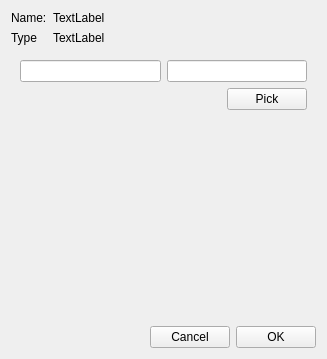
The window that Tools/ValkyrieEditor/ShaderGraph/EditResourceDefaultDialog.ui (marcellfischbach/CobaltSKY) describes before a commit, drawn with Qt 5.
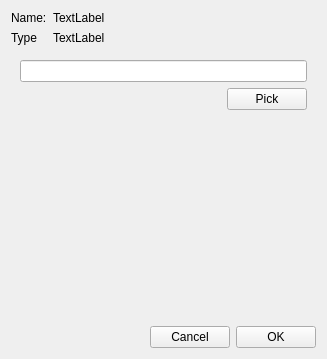
The same window after the commit.

Commit message: Fixed include problem with Qt-Headers. Added image for the texture node within the shader node graph.

```diff
--- a/Tools/ValkyrieEditor/ShaderGraph/EditResourceDefaultDialog.ui
+++ b/Tools/ValkyrieEditor/ShaderGraph/EditResourceDefaultDialog.ui
@@ -381,14 +381,7 @@
      <widget class="QWidget" name="pageTexture">
       <layout class="QGridLayout" name="gridLayout_12">
        <item row="0" column="0" colspan="2">
-        <layout class="QHBoxLayout" name="horizontalLayout_2">
-         <item>
           <widget class="QLineEdit" name="leTextureRefFile"/>
-         </item>
-         <item>
-          <widget class="QLineEdit" name="leTextureRefName"/>
-         </item>
-        </layout>
        </item>
        <item row="1" column="0">
         <spacer name="horizontalSpacer_2">
```
Lines whose indentation alone changed are shown as unchanged. The commit also changes 10 other files.
